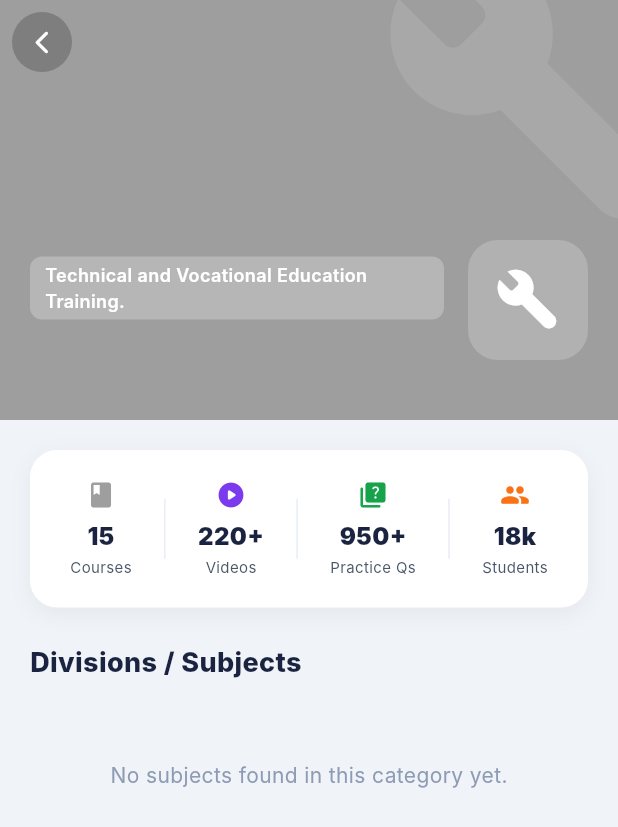
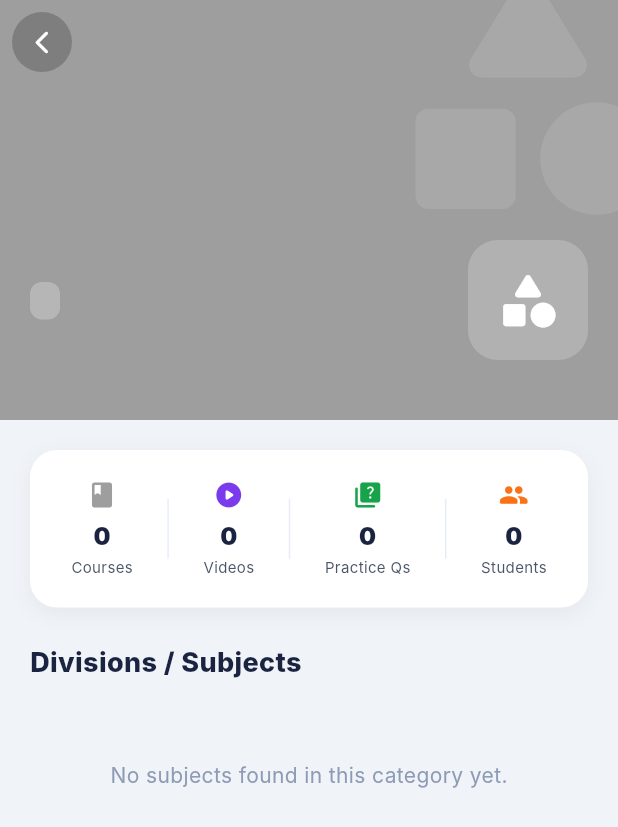
Before and after one commit to Shikur-Ebrahim/EthioClass, a Flutter app: the CategoryDetailScreen screen opened directly with empty values, on a phone screen of 412 x 824 dp. Shown: the top 827 px of the screen. Run offline on Flutter 3.47's test engine with Material 3 defaults, Android fonts, the phone set to English and light mode, and no system bars; our stand-ins replace device_info_plus, image_picker, shared_preferences, webview_flutter; accounts and stored records are empty; network calls fail; Roboto replaces fonts that are missing (Inter).

Commit message:
feat: Add AddCategoryScreen and dynamic CategoryDetailScreen imagery

```diff
--- a/flutter/lib/screens/user/category_detail_screen.dart
+++ b/flutter/lib/screens/user/category_detail_screen.dart
@@ -51,45 +51,8 @@ class _CategoryDetailScreenState extends State<CategoryDetailScreen> {
     }
   }
 
-  // Helper for dynamic UI based on category name
-  _CategoryMeta _getMeta() {
-    final name = widget.category.name.toLowerCase();
-    if (name.contains('grade')) {
-      return const _CategoryMeta(
-        subtitle: 'High School curriculum tailored for Ethiopian students.',
-        description: 'Complete high school syllabus covered comprehensively.',
-        courses: '12',
-        videos: '180+',
-        practiceQs: '1.2k',
-        students: '45k',
-        icon: Icons.school_rounded,
-      );
-    } else if (name.contains('fresh')) {
-      return const _CategoryMeta(
-        subtitle: 'University Freshman courses and preparation.',
-        description: 'Essential university freshman materials and courses.',
-        courses: '8',
-        videos: '140+',
-        practiceQs: '800+',
-        students: '25k',
-        icon: Icons.account_balance_rounded,
-      );
-    } else {
-      return const _CategoryMeta(
-        subtitle: 'Technical and Vocational Education Training.',
-        description: 'Practical skills and technical knowledge training.',
-        courses: '15',
-        videos: '220+',
-        practiceQs: '950+',
-        students: '18k',
-        icon: Icons.build_rounded,
-      );
-    }
-  }
-
   @override
   Widget build(BuildContext context) {
-    final meta = _getMeta();
 
     return Scaffold(
       backgroundColor: AppColors.background,
@@ -118,15 +81,23 @@ class _CategoryDetailScreenState extends State<CategoryDetailScreen> {
               background: Stack(
                 fit: StackFit.expand,
                 children: [
+                  if (widget.category.imageUrl != null && widget.category.imageUrl!.isNotEmpty)
+                    Image.network(
+                      widget.category.imageUrl!,
+                      fit: BoxFit.cover,
+                      errorBuilder: (_, __, ___) => Container(color: widget.headerColor),
+                    )
+                  else
+                    Container(color: widget.headerColor),
                   Container(
                     decoration: BoxDecoration(
                       gradient: LinearGradient(
-                        begin: Alignment.topLeft,
-                        end: Alignment.bottomRight,
+                        begin: Alignment.topCenter,
+                        end: Alignment.bottomCenter,
                         colors: [
-                          widget.headerColor,
+                          widget.headerColor.withOpacity(0.3),
                           widget.headerColor.withOpacity(0.8),
-                          widget.headerColor.withOpacity(0.9),
+                          widget.headerColor.withOpacity(0.95),
                         ],
                       ),
                     ),
@@ -135,7 +106,7 @@ class _CategoryDetailScreenState extends State<CategoryDetailScreen> {
                     right: -40,
                     top: -40,
                     child: Icon(
-                      meta.icon,
+                      Icons.category_rounded,
                       size: 200,
                       color: Colors.white.withOpacity(0.1),
                     ),
@@ -171,7 +142,7 @@ class _CategoryDetailScreenState extends State<CategoryDetailScreen> {
                                     borderRadius: BorderRadius.circular(8),
                                   ),
                                   child: Text(
-                                    meta.subtitle,
+                                    widget.category.name,
                                     style: const TextStyle(
                                       fontSize: 12,
                                       fontWeight: FontWeight.w600,
@@ -199,7 +170,7 @@ class _CategoryDetailScreenState extends State<CategoryDetailScreen> {
                               color: Colors.white.withOpacity(0.2),
                               borderRadius: BorderRadius.circular(20),
                             ),
-                            child: Icon(meta.icon, color: Colors.white, size: 44),
+                            child: Icon(Icons.category_rounded, color: Colors.white, size: 44),
                           ),
                         ],
                       ),
@@ -229,13 +200,13 @@ class _CategoryDetailScreenState extends State<CategoryDetailScreen> {
               child: Row(
                 mainAxisAlignment: MainAxisAlignment.spaceAround,
                 children: [
-                  _StatItem(value: meta.courses, label: 'Courses', icon: Icons.book_rounded, color: widget.iconColor),
+                  _StatItem(value: '0', label: 'Courses', icon: Icons.book_rounded, color: widget.iconColor),
                   _Divider(),
-                  _StatItem(value: meta.videos, label: 'Videos', icon: Icons.play_circle_rounded, color: const Color(0xFF7C3AED)),
+                  _StatItem(value: '0', label: 'Videos', icon: Icons.play_circle_rounded, color: const Color(0xFF7C3AED)),
                   _Divider(),
-                  _StatItem(value: meta.practiceQs, label: 'Practice Qs', icon: Icons.quiz_rounded, color: const Color(0xFF16A34A)),
+                  _StatItem(value: '0', label: 'Practice Qs', icon: Icons.quiz_rounded, color: const Color(0xFF16A34A)),
                   _Divider(),
-                  _StatItem(value: meta.students, label: 'Students', icon: Icons.people_rounded, color: const Color(0xFFF97316)),
+                  _StatItem(value: '0', label: 'Students', icon: Icons.people_rounded, color: const Color(0xFFF97316)),
                 ],
               ),
             ),
@@ -442,23 +413,4 @@ class _DivisionTile extends StatelessWidget {
   }
 }
 
-// Data models
-class _CategoryMeta {
-  final String subtitle;
-  final String description;
-  final String courses;
-  final String videos;
-  final String practiceQs;
-  final String students;
-  final IconData icon;
-
-  const _CategoryMeta({
-    required this.subtitle,
-    required this.description,
-    required this.courses,
-    required this.videos,
-    required this.practiceQs,
-    required this.students,
-    required this.icon,
-  });
-}
+// End of file
--- a/flutter/pubspec.yaml
+++ b/flutter/pubspec.yaml
@@ -17,6 +17,8 @@ dependencies:
   webview_flutter: ^4.13.1
   device_info_plus: ^12.4.0
   shared_preferences: ^2.5.5
+  image_picker: ^1.2.2
+  http_parser: ^4.1.2
 
 dev_dependencies:
   flutter_test:
```
Also changed, not shown: flutter/lib/screens/admin/add_category_screen.dart (added, +227 -0 lines), flutter/lib/screens/admin/admin_home_screen.dart (+66 -1 lines), flutter/pubspec.lock.
